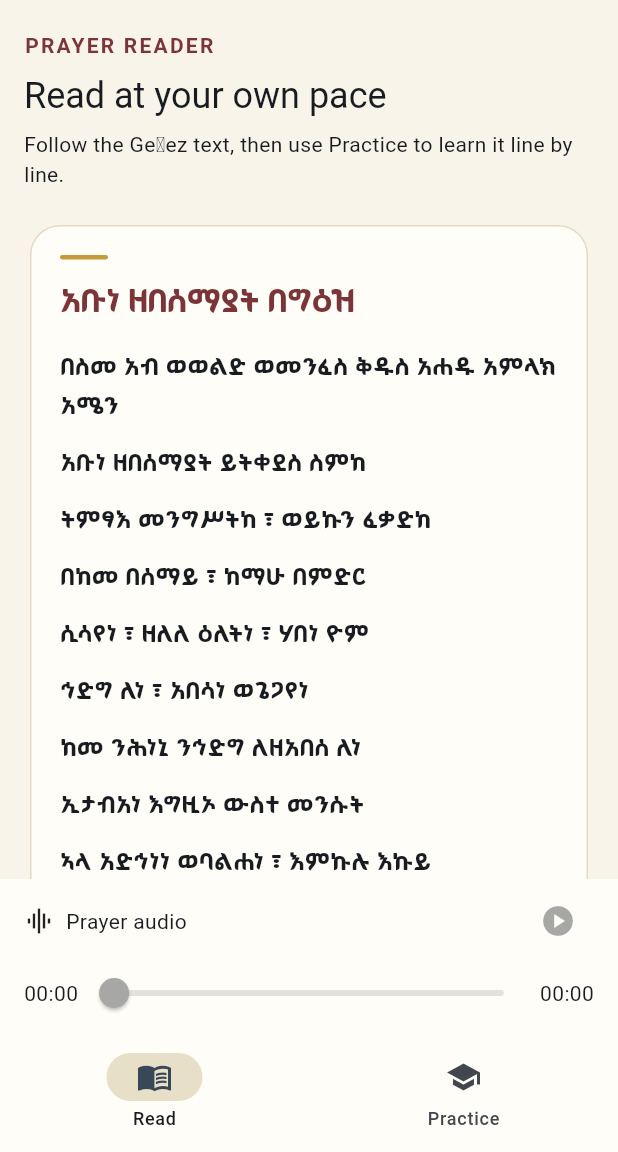
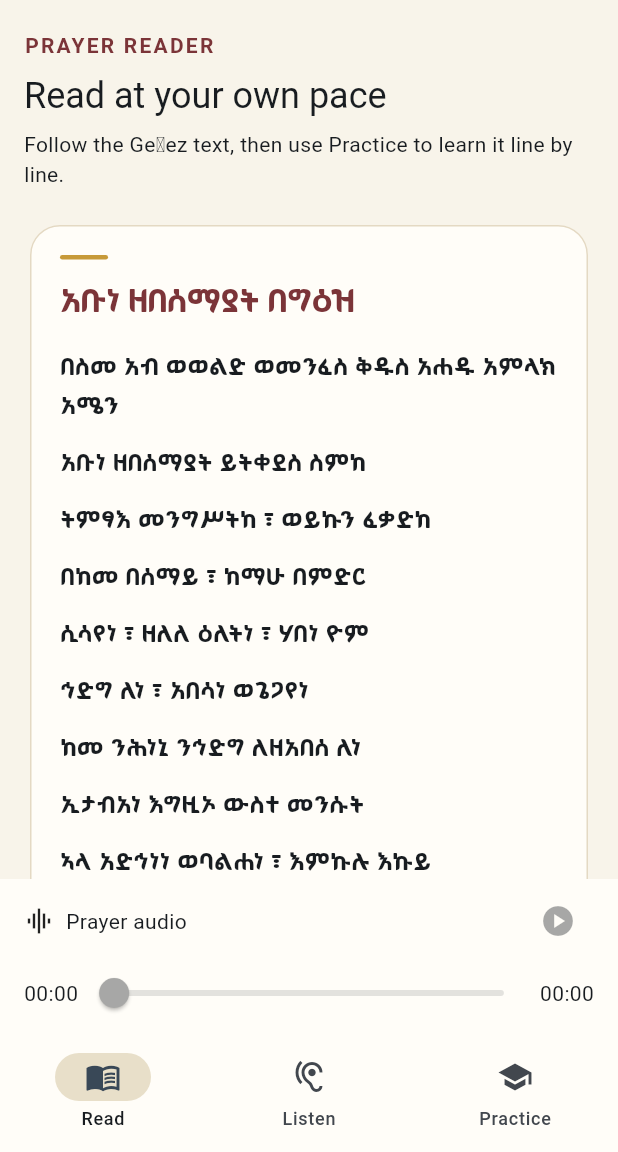
Before and after one commit to SeriousRasCode/Abune, a Flutter app: the screen it shows after launch, on a phone screen of 412 x 824 dp, the part 84-1236 px from its top. Run offline on Flutter 3.47's test engine with Material 3 defaults, Android fonts, the phone set to English and light mode, and no system bars; our stand-ins replace just_audio, rxdart, shared_preferences; missing offline and left inert: audio_session.

Commit message:
Add Listen navigation destination

```diff
--- a/lib/app/abune_app.dart
+++ b/lib/app/abune_app.dart
@@ -3,6 +3,7 @@ import 'package:flutter/material.dart';
 import 'package:just_audio/just_audio.dart';
 
 import '../screens/practice_screen.dart';
+import '../screens/follow_along_screen.dart';
 import '../screens/reading_screen.dart';
 import '../theme/app_theme.dart';
 import '../widgets/app_about_dialog.dart';
@@ -83,7 +84,11 @@ class _AbuneAppState extends State<AbuneApp> {
           ),
           body: IndexedStack(
             index: _tab,
-            children: const [ReadingScreen(), PracticeScreen()],
+            children: [
+              const ReadingScreen(),
+              FollowAlongScreen(player: _player),
+              const PracticeScreen(),
+            ],
           ),
           bottomNavigationBar: Column(
             mainAxisSize: MainAxisSize.min,
@@ -94,6 +99,7 @@ class _AbuneAppState extends State<AbuneApp> {
                 onDestinationSelected: (index) => setState(() => _tab = index),
                 destinations: const [
                   NavigationDestination(icon: Icon(Icons.menu_book), label: 'Read'),
+                  NavigationDestination(icon: Icon(Icons.hearing), label: 'Listen'),
                   NavigationDestination(icon: Icon(Icons.school), label: 'Practice'),
                 ],
               ),
```
